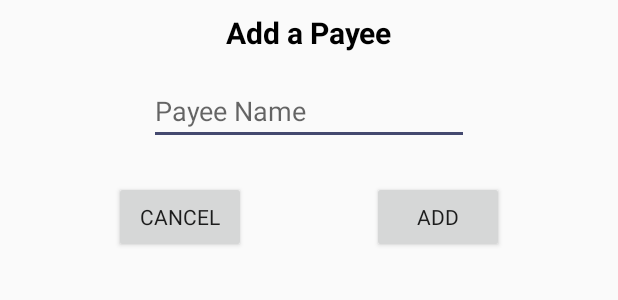
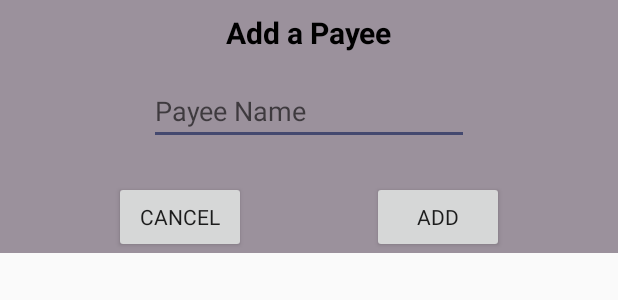
Before and after one commit to smithjrs22/Batman_Bank, an Android app: the layout payee_dialog.xml on its own in the app's theme, with its tools: preview values and no code run, on a phone screen of 412 x 824 dp. Shown: the top 300 px of the screen. Run offline under Robolectric (Android 15) with nearby library versions, the phone set to English and light mode, and no system bars.

Commit message:
Add Payee background changed to light gray

```diff
--- a/app/src/main/res/layout/payee_dialog.xml
+++ b/app/src/main/res/layout/payee_dialog.xml
@@ -2,7 +2,8 @@
 <android.support.constraint.ConstraintLayout xmlns:android="http://schemas.android.com/apk/res/android"
     xmlns:app="http://schemas.android.com/apk/res-auto"
     android:layout_width="match_parent"
-    android:layout_height="wrap_content">
+    android:layout_height="wrap_content"
+    android:background="#9b919c">
 
     <TextView
         android:id="@+id/textView"
```
